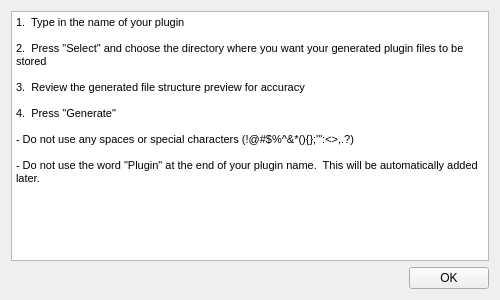
First picture: the form in Source/Applications/PluginMaker/UI_Files/HelpWidget.ui, repository BlueQuartzSoftware/DREAM3D, before the edit.
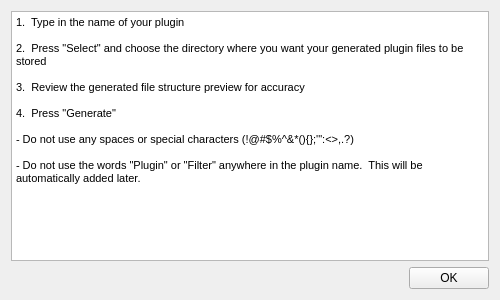
Second picture: the form after the edit.

Commit message: PluginMaker:  Added detection and removal of illegal sequences

The edit to the form file:
```diff
--- a/Source/Applications/PluginMaker/UI_Files/HelpWidget.ui
+++ b/Source/Applications/PluginMaker/UI_Files/HelpWidget.ui
@@ -52,7 +52,7 @@
 &lt;p style=&quot;-qt-paragraph-type:empty; margin-top:0px; margin-bottom:0px; margin-left:0px; margin-right:0px; -qt-block-indent:0; text-indent:0px; font-size:8pt;&quot;&gt;&lt;/p&gt;
 &lt;p style=&quot; margin-top:0px; margin-bottom:0px; margin-left:0px; margin-right:0px; -qt-block-indent:0; text-indent:0px;&quot;&gt;&lt;span style=&quot; font-size:8pt;&quot;&gt;- Do not use any spaces or special characters (!@#$%^&amp;amp;*(){};'&amp;quot;:&amp;lt;&amp;gt;,.?)&lt;/span&gt;&lt;/p&gt;
 &lt;p style=&quot;-qt-paragraph-type:empty; margin-top:0px; margin-bottom:0px; margin-left:0px; margin-right:0px; -qt-block-indent:0; text-indent:0px; font-size:8pt;&quot;&gt;&lt;/p&gt;
-&lt;p style=&quot; margin-top:0px; margin-bottom:0px; margin-left:0px; margin-right:0px; -qt-block-indent:0; text-indent:0px;&quot;&gt;&lt;span style=&quot; font-size:8pt;&quot;&gt;- Do not use the word &amp;quot;Plugin&amp;quot; at the end of your plugin name.  This will be automatically added later.&lt;/span&gt;&lt;/p&gt;&lt;/body&gt;&lt;/html&gt;</string>
+&lt;p style=&quot; margin-top:0px; margin-bottom:0px; margin-left:0px; margin-right:0px; -qt-block-indent:0; text-indent:0px;&quot;&gt;&lt;span style=&quot; font-size:8pt;&quot;&gt;- Do not use the words &amp;quot;Plugin&amp;quot; or &amp;quot;Filter&amp;quot; anywhere in the plugin name.  This will be automatically added later.&lt;/span&gt;&lt;/p&gt;&lt;/body&gt;&lt;/html&gt;</string>
      </property>
     </widget>
    </item>
```
The commit also changes 1 other file.
